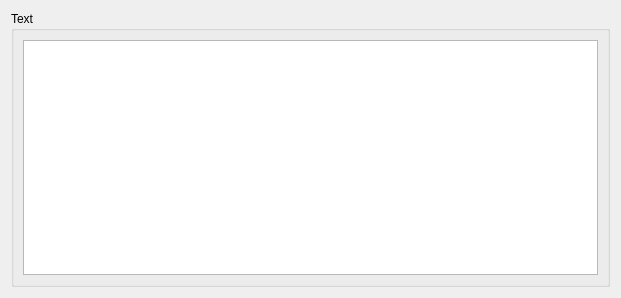
up1and/tafor, file tafor/components/ui/sigmet_custom.ui: the form before one commit.
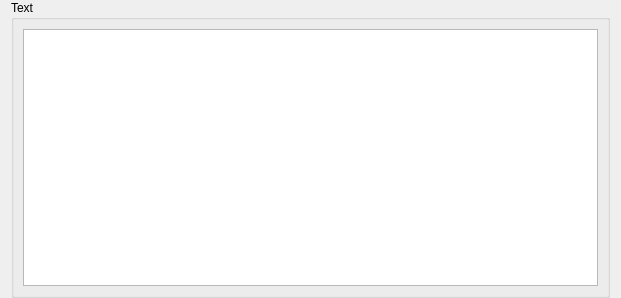
The form after the commit.

The edit to the form file:
```diff
--- a/tafor/components/ui/sigmet_custom.ui
+++ b/tafor/components/ui/sigmet_custom.ui
@@ -14,6 +14,12 @@
    <string notr="true">Sigmet</string>
   </property>
   <layout class="QVBoxLayout" name="verticalLayout">
+   <property name="topMargin">
+    <number>0</number>
+   </property>
+   <property name="bottomMargin">
+    <number>0</number>
+   </property>
    <item>
     <widget class="QGroupBox" name="textGroup">
      <property name="title">
```
